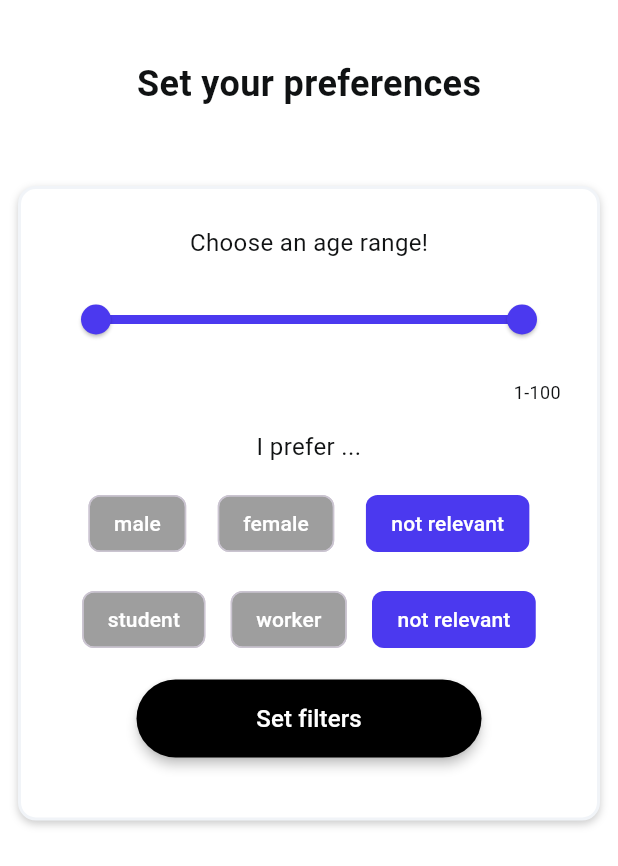
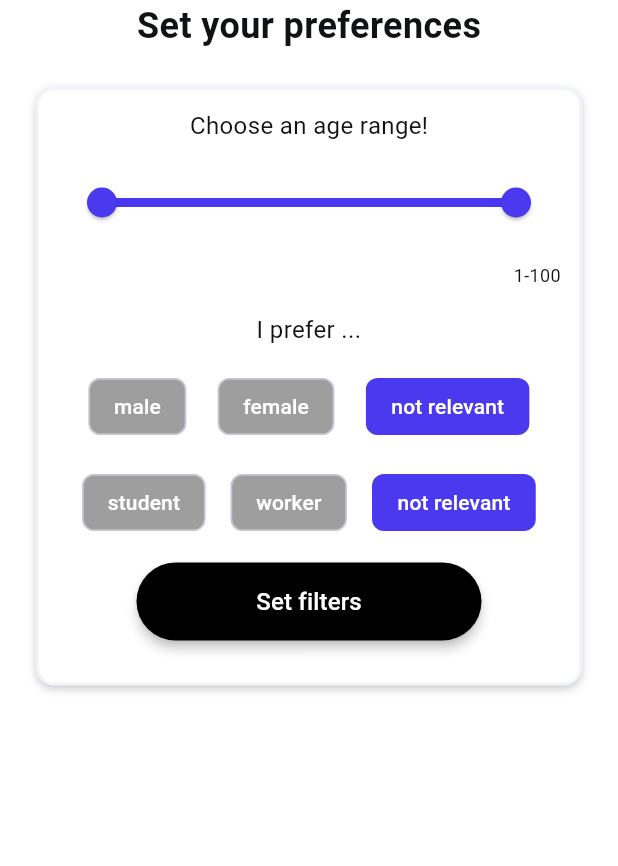
Before and after one commit to antonio-mercurio/DIMAproject, a Flutter app: the FormFiltersPeopleAdj screen opened directly with empty values, on a phone screen of 412 x 824 dp. Shown: the top 866 px of the screen. Run offline on Flutter 3.47's test engine with Material 3 defaults, Android fonts, the phone set to English and light mode, and no system bars; our stand-ins replace cloud_firestore, firebase_auth, firebase_core, firebase_storage, flutter_spinkit, google_maps_flutter and 3 more; missing offline and left inert: dart:ffi, geocoding_resolver; accounts and stored records are empty; Roboto replaces fonts that are missing (Plus Jakarta Sans, Readex Pro).

Commit message:
fix grafica

```diff
--- a/prva/lib/screens/filters_people_adj.dart
+++ b/prva/lib/screens/filters_people_adj.dart
@@ -131,10 +131,10 @@ class _FormFiltersPeopleAdjState extends State<FormFiltersPeopleAdj> {
               mainAxisAlignment: MainAxisAlignment.center,
               children: [
                 Padding(
-                  padding: EdgeInsetsDirectional.fromSTEB(0, 32, 0, 32),
+                  padding: EdgeInsetsDirectional.fromSTEB(0, 0, 0, 0),
                   child: Container(
                     width: double.infinity,
-                    height: 48,
+                    height: 34,
                     decoration: BoxDecoration(
                       borderRadius: BorderRadius.circular(16),
                     ),
@@ -151,7 +151,7 @@ class _FormFiltersPeopleAdjState extends State<FormFiltersPeopleAdj> {
                   ),
                 ),
                 Padding(
-                  padding: EdgeInsets.all(12),
+                  padding: EdgeInsets.all(24),
                   child: Container(
                     width: double.infinity,
                     constraints: BoxConstraints(
@@ -175,7 +175,7 @@ class _FormFiltersPeopleAdjState extends State<FormFiltersPeopleAdj> {
                     child: Align(
                       alignment: AlignmentDirectional(0, 0),
                       child: Padding(
-                        padding: EdgeInsets.all(24),
+                        padding: EdgeInsets.all(12),
                         child: Column(
                           mainAxisSize: MainAxisSize.max,
                           crossAxisAlignment: CrossAxisAlignment.start,
@@ -197,7 +197,7 @@ class _FormFiltersPeopleAdjState extends State<FormFiltersPeopleAdj> {
                             ),
                             Padding(
                               padding:
-                                  EdgeInsetsDirectional.fromSTEB(0, 0, 0, 0),
+                                  EdgeInsetsDirectional.fromSTEB(4, 0, 4, 0),
                               child: Row(
                                 mainAxisSize: MainAxisSize.max,
                                 children: [
--- a/prva/lib/screens/house_profile/homepage_house_profile.dart
+++ b/prva/lib/screens/house_profile/homepage_house_profile.dart
@@ -53,7 +53,7 @@ class _HouseProfSelState extends State<HouseProfSel> {
           context: context,
           builder: (context) {
             return Container(
-              padding: EdgeInsets.symmetric(vertical: 20.0, horizontal: 60.0),
+              padding: EdgeInsets.symmetric(vertical: 5, horizontal: 5),
               child: FormFiltersPeopleAdj(
                 uidHouse: house.idHouse,
               ),
--- a/prva/lib/screens/wrapperCreationProfile.dart
+++ b/prva/lib/screens/wrapperCreationProfile.dart
@@ -20,7 +20,7 @@ class WrapperCreationProfile extends StatelessWidget {
             stream: DatabaseService(user.uid).persProfileDataAdj,
             builder: (context, snapshot) {
               if (snapshot.connectionState == ConnectionState.waiting) {
-                //return const Loading();
+                return const Loading();
               }
               if (!snapshot.hasData) {
                 return const FormPersonalProfileAdj();
--- a/prva/lib/services/database.dart
+++ b/prva/lib/services/database.dart
@@ -165,6 +165,12 @@ class DatabaseService {
         .map((_profileAlreadySeenFromSnapshot));
   }
 
+  Stream<List<PersonalProfileAdj>> getxd(){
+
+    return persProfileCollection.snapshots().map((_allPersProfileDataFromSnapshotAdj));
+
+  }
+
   Stream<List<PersonalProfileAdj>> getFilteredProfileAdj(
       FiltersPersonAdj? selectedFilters) {
     Query query = persProfileCollection;
```
